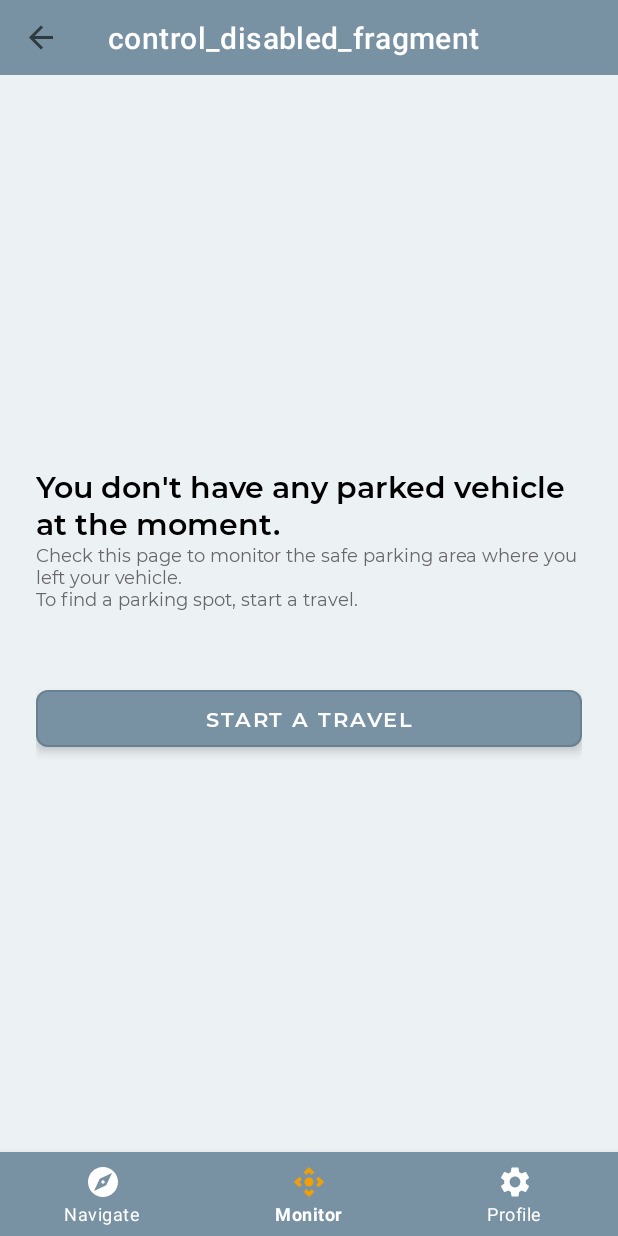
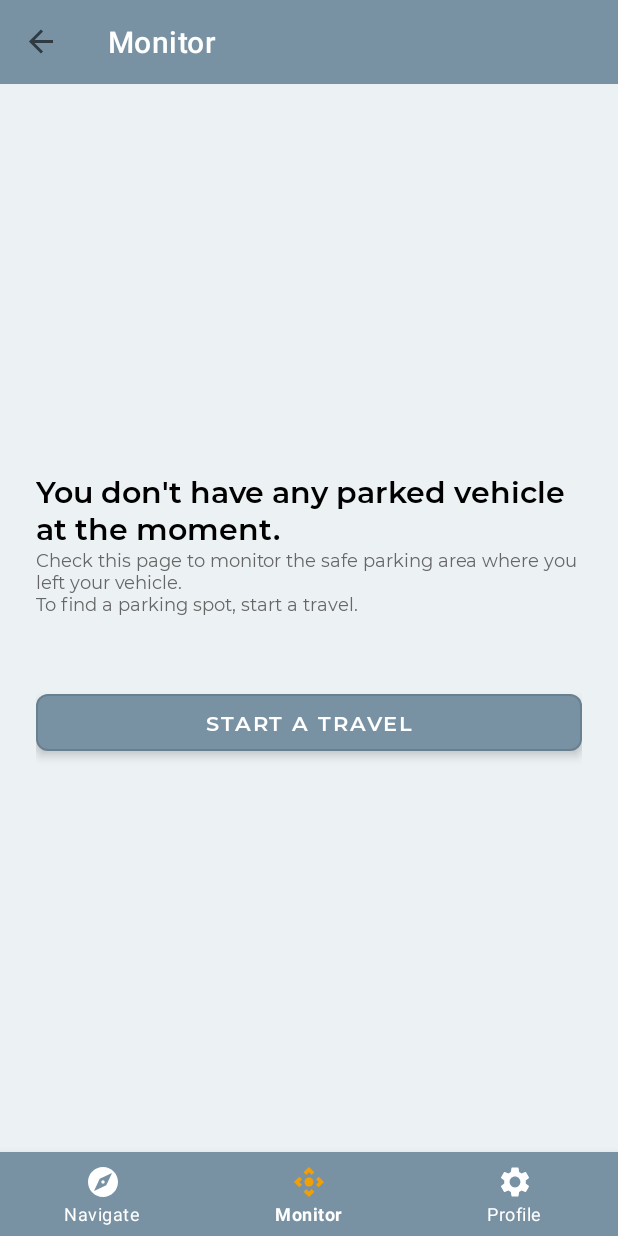
Before and after one commit to edoardesd/smart_parking, an Android app: the ControlFragment screen opened through its navigation route, on a phone screen of 412 x 824 dp. Run offline under Robolectric (Android 15) with nearby library versions, the phone set to English and light mode, and no system bars; our stand-ins replace Firebase (no records; nobody signed in at launch, a user with empty details on screens opened directly), androidx.preference, data binding, navigation-ui; libraries missing offline, so code that uses them is left out: com.squareup.okhttp, org.eclipse.paho, org.kodein.di; 7 statements that could not run were skipped.

Commit message:
add toolbar titleg

```diff
--- a/app/src/main/java/com/example/smartparking/ui/parking/control/ControlFragment.kt
+++ b/app/src/main/java/com/example/smartparking/ui/parking/control/ControlFragment.kt
@@ -17,6 +17,7 @@ import com.example.smartparking.R
 import com.example.smartparking.data.db.SmartParkingApplication.Companion.globalIsParking
 import com.example.smartparking.databinding.ControlFragmentBinding
 import com.example.smartparking.internal.LoadingDialog
+import com.example.smartparking.ui.MainActivity
 import com.example.smartparking.ui.base.ScopedFragment
 import kotlinx.android.synthetic.main.activity_main.*
 import kotlinx.android.synthetic.main.control_enabled.*
@@ -37,22 +38,12 @@ class ControlFragment : ScopedFragment() {
         inflater: LayoutInflater, container: ViewGroup?,
         savedInstanceState: Bundle?
     ): View? {
-//        if (globalIsParking) {
-//            layout = R.layout.control_disabled_fragment
-//        }
-
-//        val bottomNavigationView: BottomNavigationView = view?.findViewById(R.id.bottom_nav) as BottomNavigationView
-//        bottomNavigationView.selectedItemId = R.id.controlDisabledFragment
-
-
         Log.d(TAG, "arriving here")
         binding = DataBindingUtil.inflate(inflater, R.layout.control_fragment, container, false)
 
         Log.d(TAG, "on activity binding")
 
         return binding.root
-//        return inflater.inflate(layout, container, false)
-
     }
 
     override fun onActivityCreated(savedInstanceState: Bundle?) {
@@ -75,17 +66,18 @@ class ControlFragment : ScopedFragment() {
         stub.inflate()
         Log.d(TAG, "on activity created")
 
-//        if (globalIsParking) {
-//            Log.d(TAG, "global parking $globalIsParking")
-//            Navigation.findNavController(requireView()).navigate(R.id.controlEnabledFragment)
-//        }
-
+        initTitle()
         if (globalIsParking) {
             initProgressBar(requireContext())
             initStream()
         } else {
             initTravelButton()
+        }
+    }
 
+    private fun initTitle() {
+        if (activity != null) {
+            (activity as MainActivity).supportActionBar?.title = "Monitor"
         }
     }
 
--- a/app/src/main/java/com/example/smartparking/ui/parking/navigation/choice/NavigationChoiceFragment.kt
+++ b/app/src/main/java/com/example/smartparking/ui/parking/navigation/choice/NavigationChoiceFragment.kt
@@ -17,6 +17,7 @@ import com.example.smartparking.data.MyDate
 import com.example.smartparking.data.NavigationDetails
 import com.example.smartparking.databinding.NavigationChoiceFragmentBinding
 import com.example.smartparking.internal.LoadingDialog
+import com.example.smartparking.ui.MainActivity
 import com.example.smartparking.ui.base.ScopedFragment
 import com.example.smartparking.ui.parking.navigation.choice.recyclers.BubbleListAdapter
 import com.example.smartparking.ui.parking.navigation.choice.recyclers.BubbleListModel
@@ -45,6 +46,7 @@ class NavigationChoiceFragment : ScopedFragment() {
     private lateinit var bubbleAdapter : BubbleListAdapter
     private lateinit var lessonAdapter: LessonListAdapter
     private var date = MyDate()
+    private lateinit var datetime: Date
 
     private var selectedIndex : Int = 0
 
@@ -68,6 +70,7 @@ class NavigationChoiceFragment : ScopedFragment() {
 //            Navigation.findNavController(requireView()).navigate(R.id.navigationTripFragment)
 //        }
 
+        initTitle()
         initProgressBar(requireContext())
 
         initBubbleView()
@@ -76,6 +79,12 @@ class NavigationChoiceFragment : ScopedFragment() {
         initDatePicker()
         initGoButton()
         initTextView()
+    }
+
+    private fun initTitle() {
+        if (activity != null) {
+            (activity as MainActivity).supportActionBar?.title = "Parking"
+        }
     }
 
 //    override fun onCreateOptionsMenu(menu: Menu, inflater: MenuInflater) {
@@ -130,10 +139,11 @@ class NavigationChoiceFragment : ScopedFragment() {
         })
     }
 
+
     private fun initLessonView(){
         var listLessons = ArrayList<LessonListModel>()
 
-        var datetime = Date(2022, 11, 9)
+        datetime = Date(2022, 8, 22)
         datetime.hours = 10
         datetime.minutes = 15
         listLessons.add(LessonListModel("Lesson blbla", "room 2", LessonTime(datetime, datetime), R.drawable.ic_map_indoor_background))
@@ -154,11 +164,17 @@ class NavigationChoiceFragment : ScopedFragment() {
         lessonAdapter.lessonSelected.observe(viewLifecycleOwner, androidx.lifecycle.Observer {
                 lesson -> if (lesson == null) return@Observer
                 Log.d(TAG, "selected this ${lesson.title} ${lesson.lessonToString()}")
+
+            // update time
             date.hour = lesson.lessonTime.startDate.hours
             date.minutes = lesson.lessonTime.startDate.minutes
             updateTimeText(date.hour, date.minutes)
 
-            // TODO change date/time pass to next fragment
+            // update date
+            val sdf = SimpleDateFormat("dd MMM")
+            dateButton?.text = sdf.format(lesson.lessonTime.startDate.time)
+
+            // TODO pass to next fragment
         })
     }
 
--- a/app/src/main/res/layout/activity_main.xml
+++ b/app/src/main/res/layout/activity_main.xml
@@ -13,7 +13,7 @@
     <androidx.appcompat.widget.Toolbar
         android:id="@+id/toolbar"
         android:layout_width="match_parent"
-        android:layout_height="50dp"
+        android:layout_height="56dp"
         app:titleTextColor="@android:color/white"
         android:background="?colorPrimary">
     </androidx.appcompat.widget.Toolbar>
```
Also changed, not shown: app/src/main/java/com/example/smartparking/ui/parking/navigation/result/NavigationResultFragment.kt (+8 -0 lines), app/src/main/java/com/example/smartparking/ui/parking/navigation/trip/NavigationTripFragment.kt (+8 -0 lines).
